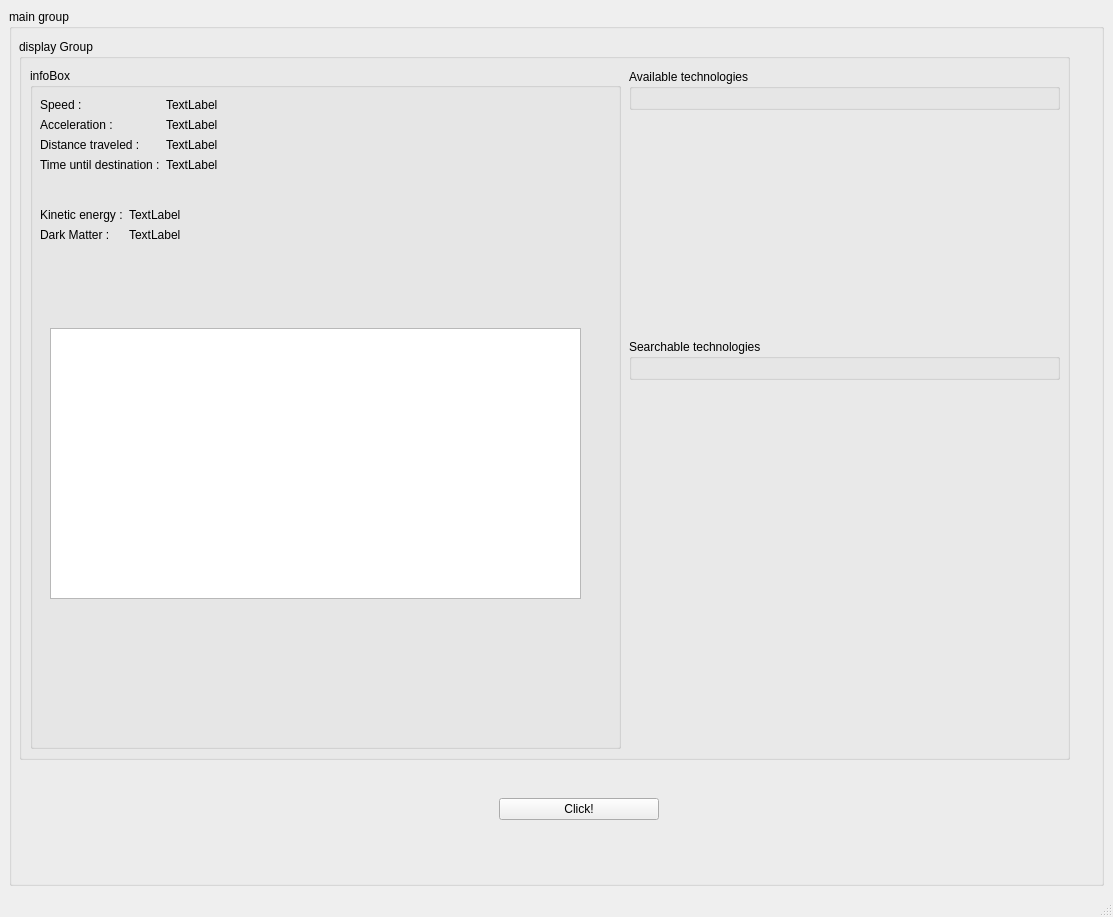
This is gui/UniverseIdleGUI.ui in cyphics/universe-idle as Qt 5 draws it before an edit. The edited form follows.
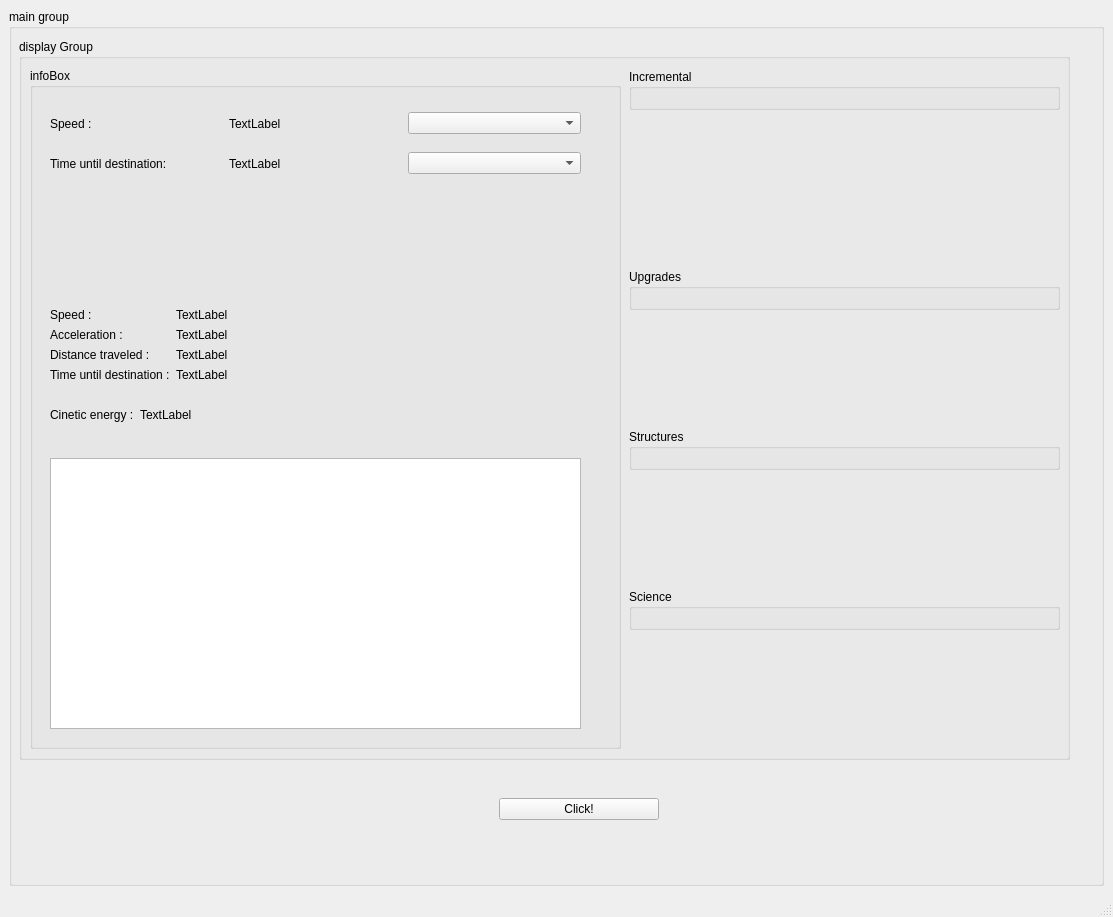
This is the edited form.

Commit message: Split upgrades in types in GUI

What changed in the file:
```diff
--- a/gui/UniverseIdleGUI.ui
+++ b/gui/UniverseIdleGUI.ui
@@ -54,8 +54,8 @@
               <widget class="QWidget" name="formLayoutWidget">
                <property name="geometry">
                 <rect>
-                 <x>10</x>
-                 <y>30</y>
+                 <x>20</x>
+                 <y>240</y>
                  <width>441</width>
                  <height>81</height>
                 </rect>
@@ -122,24 +122,17 @@
               <widget class="QWidget" name="formLayoutWidget">
                <property name="geometry">
                 <rect>
-                 <x>10</x>
-                 <y>140</y>
+                 <x>20</x>
+                 <y>340</y>
                  <width>291</width>
-                 <height>51</height>
+                 <height>31</height>
                 </rect>
                </property>
                <layout class="QFormLayout" name="resources_layout">
                 <item row="0" column="0">
                  <widget class="QLabel" name="kinetic_energy_label">
                   <property name="text">
-                   <string>Kinetic energy :</string>
-                  </property>
-                 </widget>
-                </item>
-                <item row="1" column="0">
-                 <widget class="QLabel" name="dark_matter_label">
-                  <property name="text">
-                   <string>Dark Matter :</string>
+                   <string>Cinetic energy :</string>
                   </property>
                  </widget>
                 </item>
@@ -150,25 +143,76 @@
                   </property>
                  </widget>
                 </item>
-                <item row="1" column="1">
-                 <widget class="QLabel" name="dark_matter_value_label">
-                  <property name="text">
-                   <string>TextLabel</string>
-                  </property>
-                 </widget>
-                </item>
                </layout>
               </widget>
               <widget class="QTextBrowser" name="textBrowser">
                <property name="geometry">
                 <rect>
                  <x>20</x>
-                 <y>260</y>
+                 <y>390</y>
                  <width>531</width>
                  <height>271</height>
                 </rect>
                </property>
               </widget>
+              <widget class="QWidget" name="horizontalLayoutWidget">
+               <property name="geometry">
+                <rect>
+                 <x>20</x>
+                 <y>40</y>
+                 <width>531</width>
+                 <height>31</height>
+                </rect>
+               </property>
+               <layout class="QHBoxLayout" name="horizontalLayout">
+                <item>
+                 <widget class="QLabel" name="speed_label_2">
+                  <property name="text">
+                   <string>Speed :</string>
+                  </property>
+                 </widget>
+                </item>
+                <item>
+                 <widget class="QLabel" name="speed_value_label_2">
+                  <property name="text">
+                   <string>TextLabel</string>
+                  </property>
+                 </widget>
+                </item>
+                <item>
+                 <widget class="QComboBox" name="comboBox"/>
+                </item>
+               </layout>
+              </widget>
+              <widget class="QWidget" name="horizontalLayoutWidget_2">
+               <property name="geometry">
+                <rect>
+                 <x>20</x>
+                 <y>80</y>
+                 <width>531</width>
+                 <height>31</height>
+                </rect>
+               </property>
+               <layout class="QHBoxLayout" name="horizontalLayout_2">
+                <item>
+                 <widget class="QLabel" name="speed_label_3">
+                  <property name="text">
+                   <string>Time until destination:</string>
+                  </property>
+                 </widget>
+                </item>
+                <item>
+                 <widget class="QLabel" name="speed_value_label_3">
+                  <property name="text">
+                   <string>TextLabel</string>
+                  </property>
+                 </widget>
+                </item>
+                <item>
+                 <widget class="QComboBox" name="comboBox_2"/>
+                </item>
+               </layout>
+              </widget>
              </widget>
             </item>
            </layout>
@@ -179,14 +223,14 @@
              <x>610</x>
              <y>30</y>
              <width>431</width>
-             <height>251</height>
+             <height>191</height>
             </rect>
            </property>
            <layout class="QVBoxLayout" name="increm_upgrades_layout">
             <item>
              <widget class="QGroupBox" name="IncremUpBox">
               <property name="title">
-               <string>Available technologies</string>
+               <string>Incremental</string>
               </property>
               <layout class="QVBoxLayout" name="verticalLayout"/>
              </widget>
@@ -210,22 +254,88 @@
            <property name="geometry">
             <rect>
              <x>610</x>
-             <y>300</y>
+             <y>550</y>
              <width>431</width>
-             <height>411</height>
+             <height>161</height>
             </rect>
            </property>
            <layout class="QVBoxLayout" name="unique_upgrades_layout">
             <item>
              <widget class="QGroupBox" name="unique_upgrades_box">
               <property name="title">
-               <string>Searchable technologies</string>
+               <string>Science</string>
               </property>
               <layout class="QVBoxLayout" name="verticalLayout_3"/>
              </widget>
             </item>
             <item>
-             <spacer name="verticalSpacer">
+             <spacer name="science_spacer">
+              <property name="orientation">
+               <enum>Qt::Vertical</enum>
+              </property>
+              <property name="sizeHint" stdset="0">
+               <size>
+                <width>20</width>
+                <height>40</height>
+               </size>
+              </property>
+             </spacer>
+            </item>
+           </layout>
+          </widget>
+          <widget class="QWidget" name="verticalLayoutWidget_8">
+           <property name="geometry">
+            <rect>
+             <x>610</x>
+             <y>390</y>
+             <width>431</width>
+             <height>151</height>
+            </rect>
+           </property>
+           <layout class="QVBoxLayout" name="structures_layout">
+            <item>
+             <widget class="QGroupBox" name="structures_box">
+              <property name="title">
+               <string>Structures</string>
+              </property>
+              <layout class="QVBoxLayout" name="verticalLayout_4"/>
+             </widget>
+            </item>
+            <item>
+             <spacer name="structures_spacer">
+              <property name="orientation">
+               <enum>Qt::Vertical</enum>
+              </property>
+              <property name="sizeHint" stdset="0">
+               <size>
+                <width>20</width>
+                <height>40</height>
+               </size>
+              </property>
+             </spacer>
+            </item>
+           </layout>
+          </widget>
+          <widget class="QWidget" name="verticalLayoutWidget_9">
+           <property name="geometry">
+            <rect>
+             <x>610</x>
+             <y>230</y>
+             <width>431</width>
+             <height>151</height>
+            </rect>
+           </property>
+           <layout class="QVBoxLayout" name="upgrades_layout">
+            <item>
+             <widget class="QGroupBox" name="upgrades_box">
+              <property name="title">
+               <string>Upgrades</string>
+              </property>
+              <layout class="QVBoxLayout" name="verticalLayout_5"/>
+             </widget>
+            </item>
+            <item>
+             <spacer name="upgrades_spacer">
               <property name="orientation">
                <enum>Qt::Vertical</enum>
               </property>
```
Left out of the diff: 4 changed lines with no effect on the pictures. The commit also changes 2 other files.
